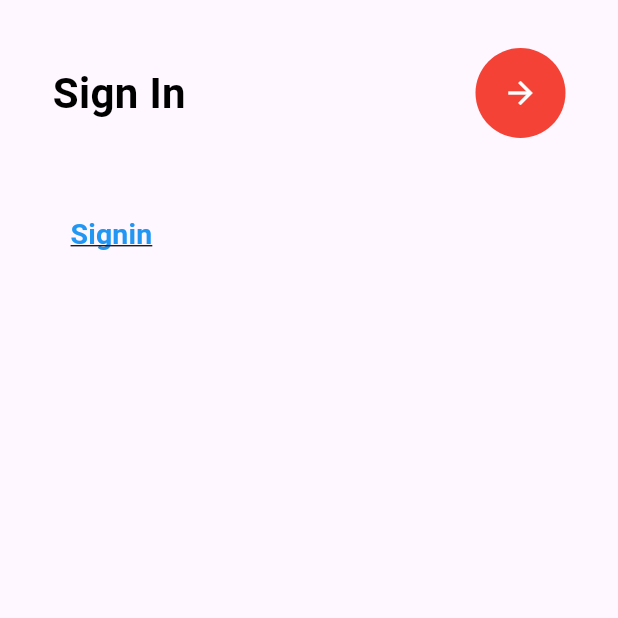
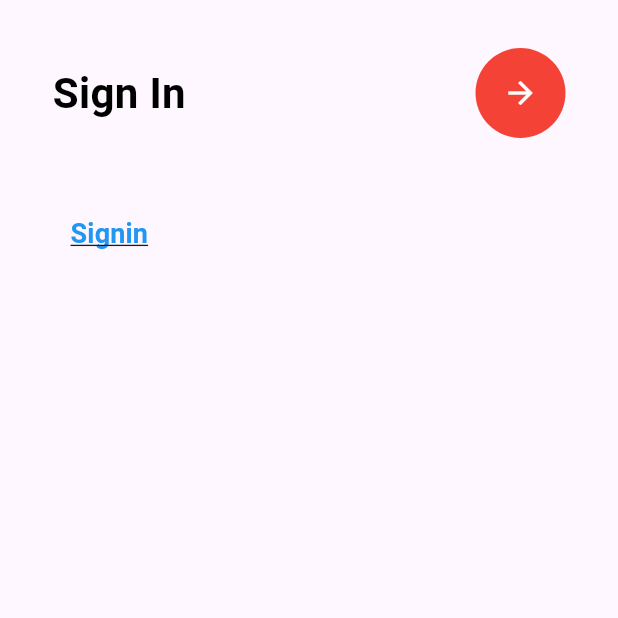
Before and after one commit to Pawan-bari/Basic, a Flutter app: the Loggin screen opened by its route, on a phone screen of 412 x 824 dp, the part 618-1236 px from its top. Run offline on Flutter 3.47's test engine with Material 3 defaults, Android fonts, the phone set to English and light mode, and no system bars.

```diff
--- a/lib/Screen/loggin.dart
+++ b/lib/Screen/loggin.dart
@@ -136,7 +136,7 @@ class _LogginState extends State<Loggin> {
 
                 }, child: Text('Signin',style: TextStyle(
                     color: Colors.blue,
-                  fontSize: 19,
+                  fontSize: 18,
                   fontWeight: FontWeight.bold,
                   decoration: TextDecoration.underline
                 ),),
```
